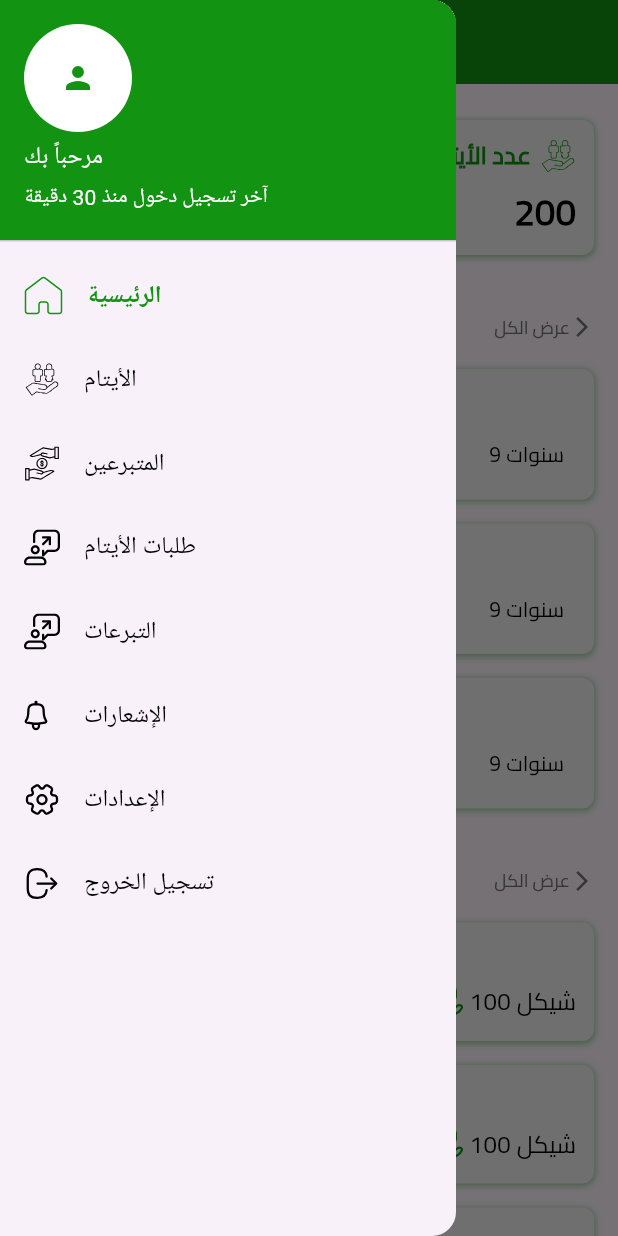
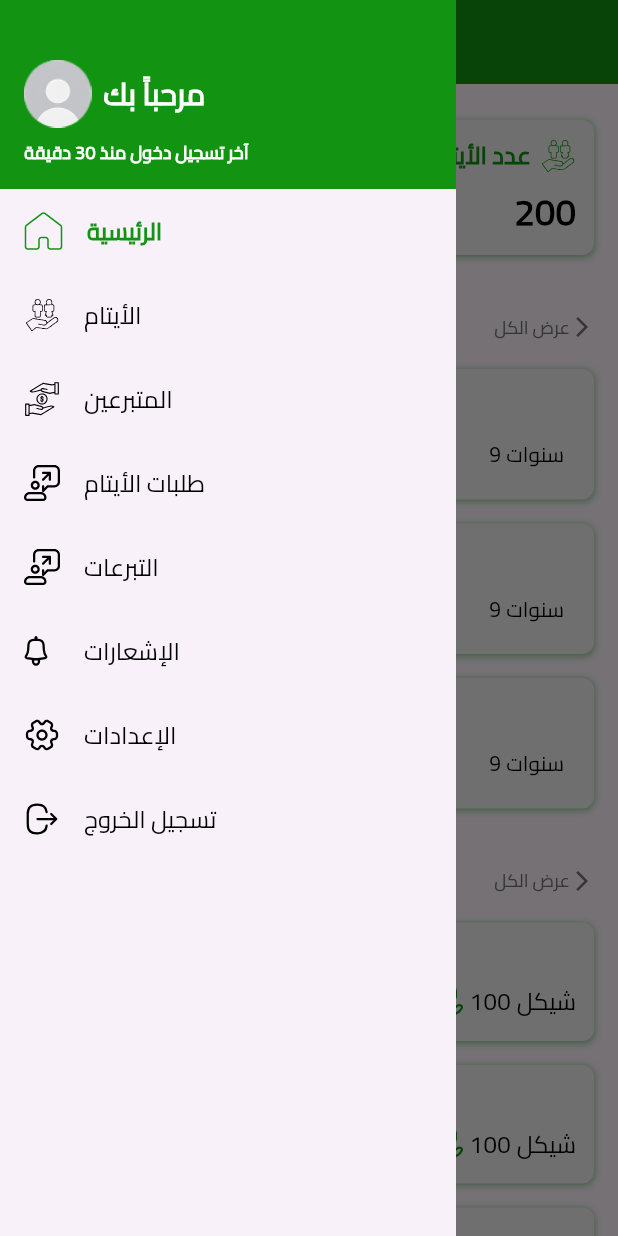
Before and after one commit to MohammedLaham/donationproject, a Flutter app: the screen it shows after launch, with the side drawer open, on a phone screen of 412 x 824 dp. Run offline on Flutter 3.47's test engine with Material 3 defaults, Android fonts, the light colour scheme and no system bars; our stand-ins replace dotted_border, flutter_otp_text_field, flutter_svg, image_picker.

Commit message:
admin drawer done✅

```diff
--- a/lib/core/style_helper.dart
+++ b/lib/core/style_helper.dart
@@ -45,7 +45,15 @@ class TextStyles {
     fontWeight: FontWeightHelper.medium,
     color: Colors.black,
     fontFamily: 'Cairo',
-  ); static TextStyle font14BlackMedium = TextStyle(
+  );
+  static TextStyle font12WhiteSemiBold = TextStyle(
+    fontSize: 12,
+    fontWeight: FontWeightHelper.semiBold,
+    color: Colors.white,
+    fontFamily: 'Cairo',
+  );
+
+  static TextStyle font14BlackMedium = TextStyle(
     fontSize: 14,
     fontWeight: FontWeightHelper.medium,
     color: Colors.black,
--- a/lib/view/screens/admin/widgets/admin_drawer.dart
+++ b/lib/view/screens/admin/widgets/admin_drawer.dart
@@ -4,6 +4,7 @@ import 'package:flutter/material.dart';
 
 import '../../../../core/color/constant.dart';
 import '../../../../core/image_helper.dart';
+import '../../../../core/style_helper.dart';
 
 class AdminDrawer extends StatelessWidget with ImageHelper {
   const AdminDrawer({super.key});
@@ -11,18 +12,44 @@ class AdminDrawer extends StatelessWidget with ImageHelper {
   @override
   Widget build(BuildContext context) {
     return Drawer(
+      shape: const RoundedRectangleBorder(
+        borderRadius: BorderRadius.zero,
+      ),
       child: Column(
         crossAxisAlignment: CrossAxisAlignment.stretch,
         children: [
-          UserAccountsDrawerHeader(
-            decoration: const BoxDecoration(color: primaryColor),
-            accountName: const Text('مرحباً بك'),
-            accountEmail: const Text('آخر تسجيل دخول منذ 30 دقيقة'),
-            currentAccountPicture: const CircleAvatar(
-              backgroundColor: Colors.white,
-              child: Icon(Icons.person, color: primaryColor),
+          Container(
+            color: primaryColor,
+            padding:  EdgeInsets.only(left: 16,right: 16, top: 40, bottom: 16),
+            child: Column(
+              crossAxisAlignment: CrossAxisAlignment.start,
+              children: [
+                Row(
+                  children: [
+                    Image.asset(
+                      'assets/images/person.png',
+                      height: 45,
+                      width: 45,
+                      fit: BoxFit.cover,
+                    ),
+                    const SizedBox(width: 8),
+                    Text(
+                      'مرحباً بك',
+                      style: TextStyles.font20WhiteBold,
+                    ),
+                  ],
+                ),
+                const SizedBox(height: 8),
+
+                Text(
+                  'آخر تسجيل دخول منذ 30 دقيقة',
+                  style: TextStyles.font12WhiteSemiBold,
+                ),
+              ],
             ),
           ),
+
+
           _buildDrawerItem('home', 'الرئيسية', context, true),
           _buildDrawerItem('orphans', 'الأيتام', context, false),
           _buildDrawerItem('donors', 'المتبرعين', context, false),
@@ -44,6 +71,8 @@ class AdminDrawer extends StatelessWidget with ImageHelper {
         style: TextStyle(
           color: active ? primaryColor : Colors.black,
           fontWeight: active ? FontWeight.bold : FontWeight.normal,
+          fontFamily: 'Cairo',
+          fontSize: 16
         ),
       ),
       onTap: () => Navigator.pop(context),
```
